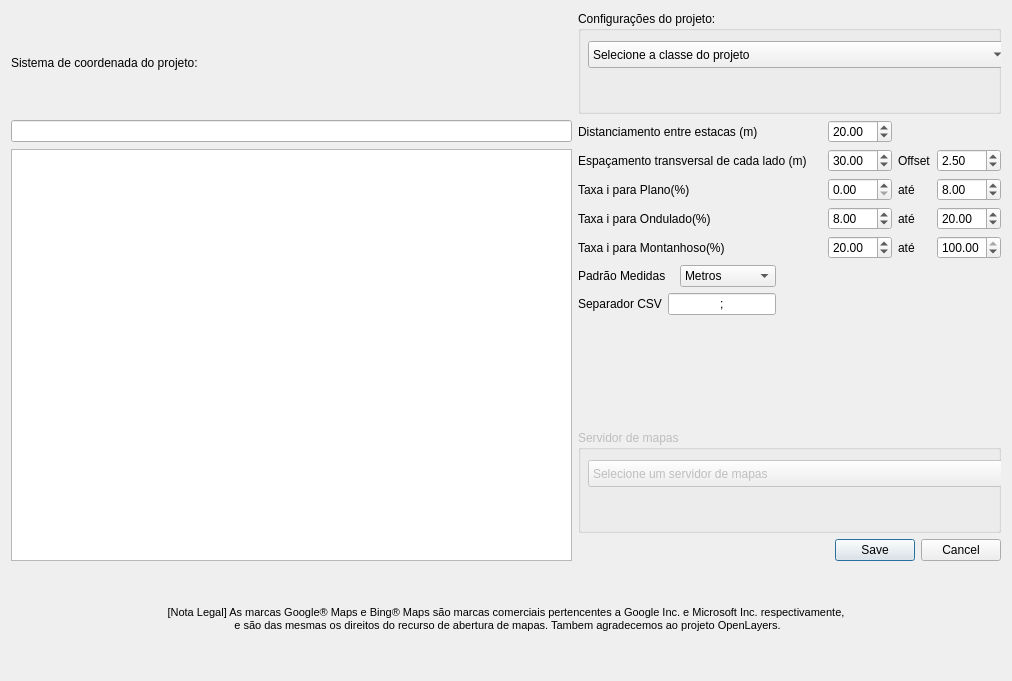
The window that app/view/ui/Topo_dialog_conf.ui (matheusfillipe/Topografia) describes before a commit, drawn with Qt 5.
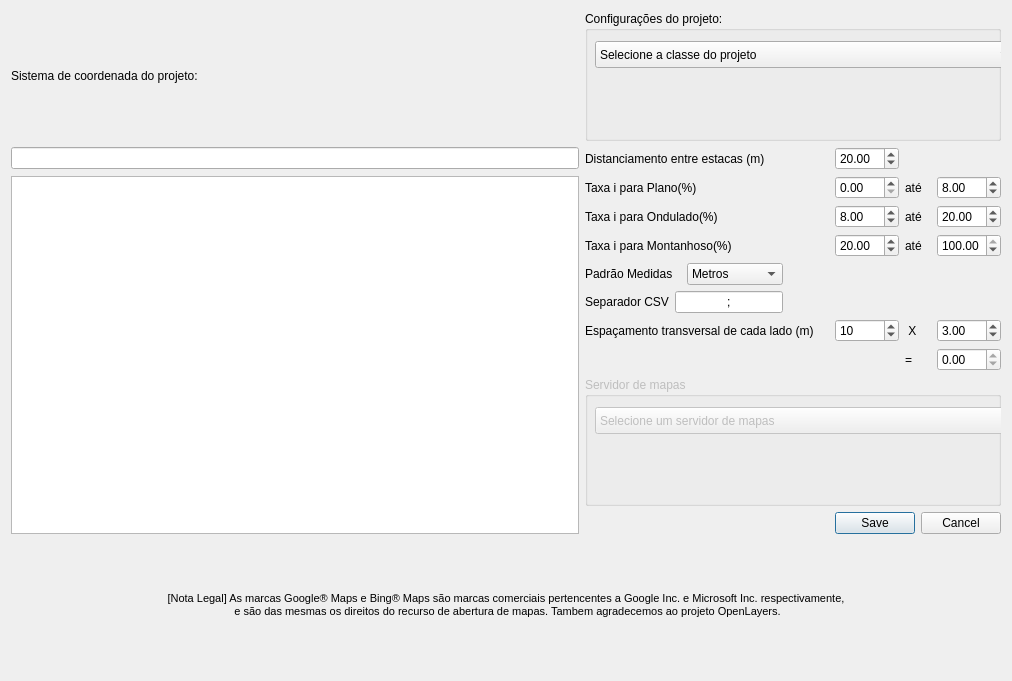
The same window after the commit.

Diff of the .ui file:
```diff
--- a/app/view/ui/Topo_dialog_conf.ui
+++ b/app/view/ui/Topo_dialog_conf.ui
@@ -48,17 +48,7 @@
      </property>
     </widget>
    </item>
-   <item row="2" column="3">
-    <widget class="QDoubleSpinBox" name="transversal">
-     <property name="maximum">
-      <double>999.990000000000009</double>
-     </property>
-     <property name="value">
-      <double>30.000000000000000</double>
-     </property>
-    </widget>
-   </item>
-   <item row="5" column="5">
+   <item row="4" column="5">
     <widget class="QDoubleSpinBox" name="montanhosoMax">
      <property name="maximum">
       <double>100.000000000000000</double>
@@ -68,13 +58,6 @@
      </property>
     </widget>
    </item>
-   <item row="3" column="5">
-    <widget class="QDoubleSpinBox" name="planoMax">
-     <property name="value">
-      <double>8.000000000000000</double>
-     </property>
-    </widget>
-   </item>
    <item row="11" column="0" colspan="6">
     <widget class="QLabel" name="label_8">
      <property name="font">
@@ -97,19 +80,6 @@
      </property>
     </widget>
    </item>
-   <item row="2" column="1">
-    <widget class="QLabel" name="label_12">
-     <property name="sizePolicy">
-      <sizepolicy hsizetype="Minimum" vsizetype="Preferred">
-       <horstretch>0</horstretch>
-       <verstretch>0</verstretch>
-      </sizepolicy>
-     </property>
-     <property name="text">
-      <string>Espaçamento transversal de cada lado (m)</string>
-     </property>
-    </widget>
-   </item>
    <item row="0" column="0">
     <widget class="QLabel" name="label">
      <property name="sizePolicy">
@@ -126,84 +96,8 @@
    <item row="1" column="0">
     <widget class="QLineEdit" name="txtCRS"/>
    </item>
-   <item row="4" column="5">
-    <widget class="QDoubleSpinBox" name="onduladoMax">
-     <property name="value">
-      <double>20.000000000000000</double>
-     </property>
-    </widget>
-   </item>
-   <item row="4" column="1" colspan="2">
-    <widget class="QLabel" name="label_3">
-     <property name="sizePolicy">
-      <sizepolicy hsizetype="Minimum" vsizetype="Preferred">
-       <horstretch>0</horstretch>
-       <verstretch>0</verstretch>
-      </sizepolicy>
-     </property>
-     <property name="text">
-      <string>Taxa i para Ondulado(%)</string>
-     </property>
-    </widget>
-   </item>
-   <item row="7" column="1">
-    <layout class="QHBoxLayout" name="horizontalLayout_2">
-     <item>
-      <widget class="QLabel" name="label_9">
-       <property name="sizePolicy">
-        <sizepolicy hsizetype="Minimum" vsizetype="Preferred">
-         <horstretch>0</horstretch>
-         <verstretch>0</verstretch>
-        </sizepolicy>
-       </property>
-       <property name="text">
-        <string>Separador CSV</string>
-       </property>
-      </widget>
-     </item>
-     <item>
-      <widget class="QLineEdit" name="txtCSV">
-       <property name="sizePolicy">
-        <sizepolicy hsizetype="Minimum" vsizetype="Fixed">
-         <horstretch>0</horstretch>
-         <verstretch>0</verstretch>
-        </sizepolicy>
-       </property>
-       <property name="text">
-        <string>;</string>
-       </property>
-       <property name="maxLength">
-        <number>1</number>
-       </property>
-       <property name="alignment">
-        <set>Qt::AlignCenter</set>
-       </property>
-      </widget>
-     </item>
-     <item>
-      <spacer name="horizontalSpacer">
-       <property name="orientation">
-        <enum>Qt::Horizontal</enum>
-       </property>
-       <property name="sizeType">
-        <enum>QSizePolicy::Minimum</enum>
-       </property>
-       <property name="sizeHint" stdset="0">
-        <size>
-         <width>40</width>
-         <height>20</height>
-        </size>
-       </property>
-      </spacer>
-     </item>
-    </layout>
-   </item>
-   <item row="4" column="3">
-    <widget class="QDoubleSpinBox" name="onduladoMin">
-     <property name="value">
-      <double>8.000000000000000</double>
-     </property>
-    </widget>
+   <item row="2" column="3">
+    <widget class="QDoubleSpinBox" name="planoMin"/>
    </item>
    <item row="1" column="3">
     <widget class="QDoubleSpinBox" name="estacas">
@@ -215,8 +109,8 @@
      </property>
     </widget>
    </item>
-   <item row="5" column="1" colspan="2">
-    <widget class="QLabel" name="label_4">
+   <item row="3" column="1">
+    <widget class="QLabel" name="label_3">
      <property name="sizePolicy">
       <sizepolicy hsizetype="Minimum" vsizetype="Preferred">
        <horstretch>0</horstretch>
@@ -224,11 +118,11 @@
       </sizepolicy>
      </property>
      <property name="text">
-      <string>Taxa i para Montanhoso(%)</string>
+      <string>Taxa i para Ondulado(%)</string>
      </property>
     </widget>
    </item>
-   <item row="6" column="1">
+   <item row="5" column="1">
     <layout class="QHBoxLayout" name="horizontalLayout">
      <item>
       <widget class="QLabel" name="label_10">
@@ -286,20 +180,6 @@
      </item>
     </layout>
    </item>
-   <item row="4" column="4">
-    <widget class="QLabel" name="label_6">
-     <property name="text">
-      <string>até</string>
-     </property>
-    </widget>
-   </item>
-   <item row="3" column="4">
-    <widget class="QLabel" name="label_5">
-     <property name="text">
-      <string>até</string>
-     </property>
-    </widget>
-   </item>
    <item row="1" column="1">
     <widget class="QLabel" name="label_11">
      <property name="sizePolicy">
@@ -332,29 +212,27 @@
      </property>
     </widget>
    </item>
-   <item row="3" column="1" colspan="2">
-    <widget class="QLabel" name="label_2">
-     <property name="enabled">
-      <bool>true</bool>
-     </property>
-     <property name="sizePolicy">
-      <sizepolicy hsizetype="Minimum" vsizetype="Preferred">
-       <horstretch>0</horstretch>
-       <verstretch>0</verstretch>
-      </sizepolicy>
-     </property>
-     <property name="text">
-      <string>Taxa i para Plano(%)</string>
-     </property>
-    </widget>
-   </item>
-   <item row="5" column="4">
-    <widget class="QLabel" name="label_7">
+   <item row="2" column="4">
+    <widget class="QLabel" name="label_5">
      <property name="text">
       <string>até</string>
      </property>
     </widget>
    </item>
+   <item row="3" column="5">
+    <widget class="QDoubleSpinBox" name="onduladoMax">
+     <property name="value">
+      <double>20.000000000000000</double>
+     </property>
+    </widget>
+   </item>
+   <item row="3" column="3">
+    <widget class="QDoubleSpinBox" name="onduladoMin">
+     <property name="value">
+      <double>8.000000000000000</double>
+     </property>
+    </widget>
+   </item>
    <item row="9" column="1" colspan="5">
     <widget class="QGroupBox" name="groupBox_2">
      <property name="enabled">
@@ -409,8 +287,12 @@
      </widget>
     </widget>
    </item>
-   <item row="3" column="3">
-    <widget class="QDoubleSpinBox" name="planoMin"/>
+   <item row="3" column="4">
+    <widget class="QLabel" name="label_6">
+     <property name="text">
+      <string>até</string>
+     </property>
+    </widget>
    </item>
    <item row="0" column="1" colspan="5">
     <widget class="QGroupBox" name="groupBox">
@@ -475,21 +357,119 @@
      </widget>
     </widget>
    </item>
-   <item row="5" column="3">
+   <item row="4" column="3">
     <widget class="QDoubleSpinBox" name="montanhosoMin">
      <property name="value">
       <double>20.000000000000000</double>
      </property>
     </widget>
    </item>
-   <item row="2" column="4">
-    <widget class="QLabel" name="label_13">
+   <item row="4" column="4">
+    <widget class="QLabel" name="label_7">
      <property name="text">
-      <string>Offset</string>
+      <string>até</string>
      </property>
     </widget>
    </item>
    <item row="2" column="5">
+    <widget class="QDoubleSpinBox" name="planoMax">
+     <property name="value">
+      <double>8.000000000000000</double>
+     </property>
+    </widget>
+   </item>
+   <item row="2" column="1">
+    <widget class="QLabel" name="label_2">
+     <property name="enabled">
+      <bool>true</bool>
+     </property>
+     <property name="sizePolicy">
+      <sizepolicy hsizetype="Minimum" vsizetype="Preferred">
+       <horstretch>0</horstretch>
+       <verstretch>0</verstretch>
+      </sizepolicy>
+     </property>
+     <property name="text">
+      <string>Taxa i para Plano(%)</string>
+     </property>
+    </widget>
+   </item>
+   <item row="4" column="1">
+    <widget class="QLabel" name="label_4">
+     <property name="sizePolicy">
+      <sizepolicy hsizetype="Minimum" vsizetype="Preferred">
+       <horstretch>0</horstretch>
+       <verstretch>0</verstretch>
+      </sizepolicy>
+     </property>
+     <property name="text">
+      <string>Taxa i para Montanhoso(%)</string>
+     </property>
+    </widget>
+   </item>
+   <item row="6" column="1">
+    <layout class="QHBoxLayout" name="horizontalLayout_2">
+     <item>
+      <widget class="QLabel" name="label_9">
+       <property name="sizePolicy">
+        <sizepolicy hsizetype="Minimum" vsizetype="Preferred">
+         <horstretch>0</horstretch>
+         <verstretch>0</verstretch>
+        </sizepolicy>
+       </property>
+       <property name="text">
+        <string>Separador CSV</string>
+       </property>
+      </widget>
+     </item>
+     <item>
+      <widget class="QLineEdit" name="txtCSV">
+       <property name="sizePolicy">
+        <sizepolicy hsizetype="Minimum" vsizetype="Fixed">
+         <horstretch>0</horstretch>
+         <verstretch>0</verstretch>
+        </sizepolicy>
+       </property>
+       <property name="text">
+        <string>;</string>
+       </property>
+       <property name="maxLength">
+        <number>1</number>
+       </property>
+       <property name="alignment">
+        <set>Qt::AlignCenter</set>
+       </property>
+      </widget>
+     </item>
+     <item>
+      <spacer name="horizontalSpacer">
+       <property name="orientation">
+        <enum>Qt::Horizontal</enum>
+       </property>
+       <property name="sizeType">
+        <enum>QSizePolicy::Minimum</enum>
+       </property>
+       <property name="sizeHint" stdset="0">
+        <size>
+         <width>40</width>
+         <height>20</height>
+        </size>
+       </property>
+      </spacer>
+     </item>
+    </layout>
+   </item>
+   <item row="7" column="3">
+    <widget class="QSpinBox" name="transversal">
+     <property name="whatsThis">
+      <string>&lt;html&gt;&lt;head/&gt;&lt;body&gt;&lt;p&gt;Número de pontos cotados distribuidos para cada lado da sessão tipo. Não é recomendado um valor maior que 20 aqui.&lt;/p&gt;&lt;/body&gt;&lt;/html&gt;</string>
+     </property>
+     <property name="value">
+      <number>10</number>
+     </property>
+    </widget>
+   </item>
+   <item row="7" column="5">
     <widget class="QDoubleSpinBox" name="offsetSpinBox">
      <property name="minimum">
       <double>1.000000000000000</double>
@@ -498,7 +478,47 @@
       <double>8.000000000000000</double>
      </property>
      <property name="value">
-      <double>2.500000000000000</double>
+      <double>3.000000000000000</double>
+     </property>
+    </widget>
+   </item>
+   <item row="7" column="4">
+    <widget class="QLabel" name="label_13">
+     <property name="text">
+      <string> X</string>
+     </property>
+    </widget>
+   </item>
+   <item row="8" column="4">
+    <widget class="QLabel" name="label_14">
+     <property name="text">
+      <string>=</string>
+     </property>
+    </widget>
+   </item>
+   <item row="8" column="5">
+    <widget class="QDoubleSpinBox" name="t_espassamento">
+     <property name="whatsThis">
+      <string>&lt;html&gt;&lt;head/&gt;&lt;body&gt;&lt;p&gt;Espaçamento em metros a ser cotado a partir de cada lado do centro da sessão transversal. &lt;/p&gt;&lt;/body&gt;&lt;/html&gt;</string>
+     </property>
+     <property name="readOnly">
+      <bool>true</bool>
+     </property>
+     <property name="maximum">
+      <double>999.990000000000009</double>
+     </property>
+    </widget>
+   </item>
+   <item row="7" column="1">
+    <widget class="QLabel" name="label_12">
+     <property name="sizePolicy">
+      <sizepolicy hsizetype="Minimum" vsizetype="Preferred">
+       <horstretch>0</horstretch>
+       <verstretch>0</verstretch>
+      </sizepolicy>
+     </property>
+     <property name="text">
+      <string>Espaçamento transversal de cada lado (m)</string>
      </property>
     </widget>
    </item>
```
Left out of the diff: 6 changed lines with no effect on the pictures.
